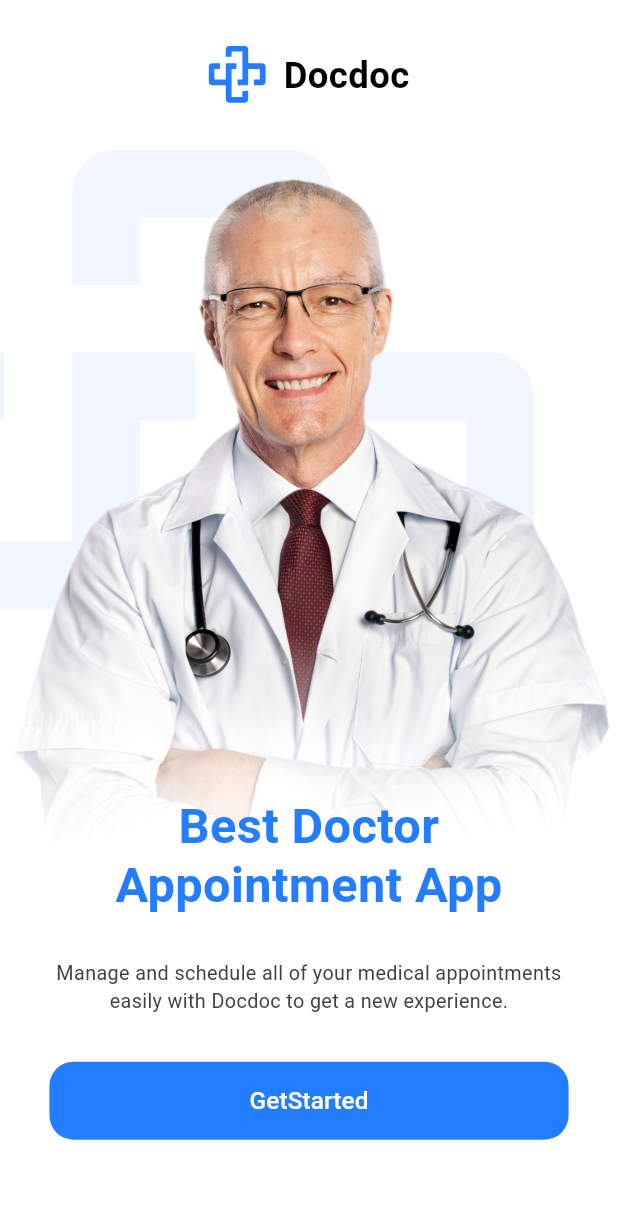
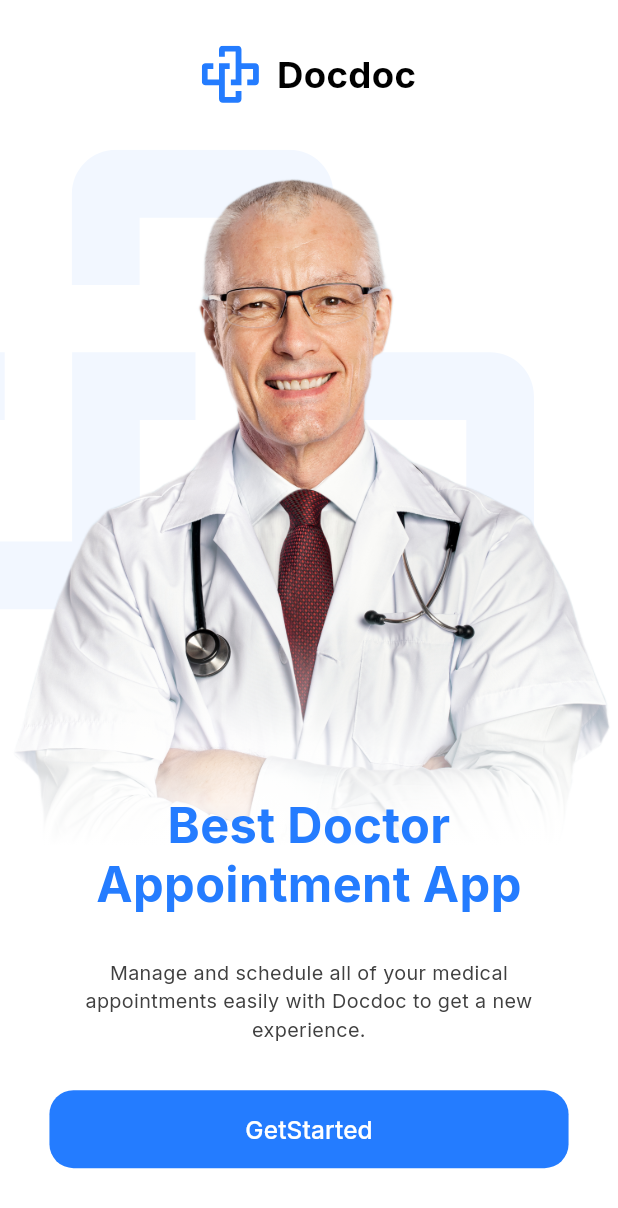
Before and after one commit to Hossam-Yaser/Docdoc, a Flutter app: the screen it shows after launch, on a phone screen of 412 x 824 dp. Shown: the top 1208 px of the screen. Run offline on Flutter 3.47's test engine with Material 3 defaults, Android fonts, the phone set to English and light mode, and no system bars; our stand-ins replace flutter_screenutil, flutter_svg.

```diff
--- a/lib/core/theming/styles.dart
+++ b/lib/core/theming/styles.dart
@@ -7,20 +7,24 @@ class TextStyles {
     fontSize: 24.sp,
     fontWeight: FontWeight.w700,
     color: Colors.black,
+    fontFamily: "Inter",
   );
   static TextStyle font32BlueBold = TextStyle(
     fontSize: 32.sp,
     fontWeight: FontWeight.bold,
     color: ColorsManager.mainBlue,
+    fontFamily: "Inter",
   );
   static TextStyle font13greyregular = TextStyle(
     fontSize: 13.sp,
     fontWeight: FontWeight.normal,
     color: ColorsManager.grey,
+    fontFamily: "Inter",
   );
   static TextStyle font16WhiteSemiBold = TextStyle(
     fontSize: 16.sp,
     fontWeight: FontWeight.w500,
     color: Colors.white,
+    fontFamily: "Inter",
   );
 }
```
Also changed, not shown: pubspec.yaml (+5 -12 lines), assets/fonsts/Inter-VariableFont_opsz,wght.ttf (added).
